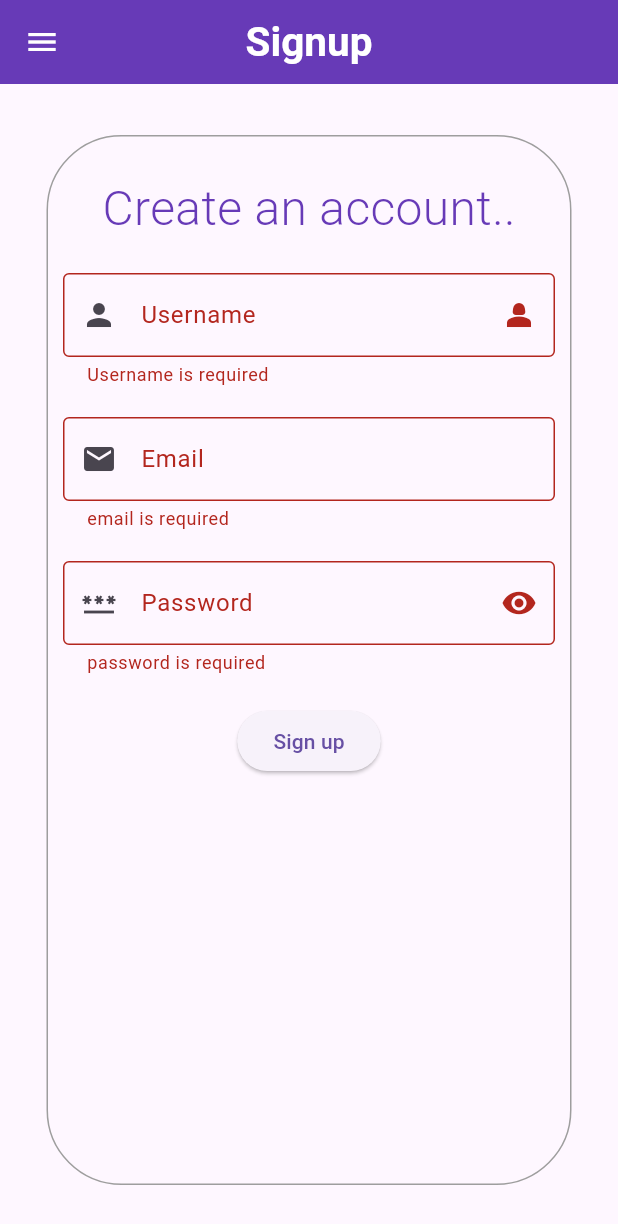
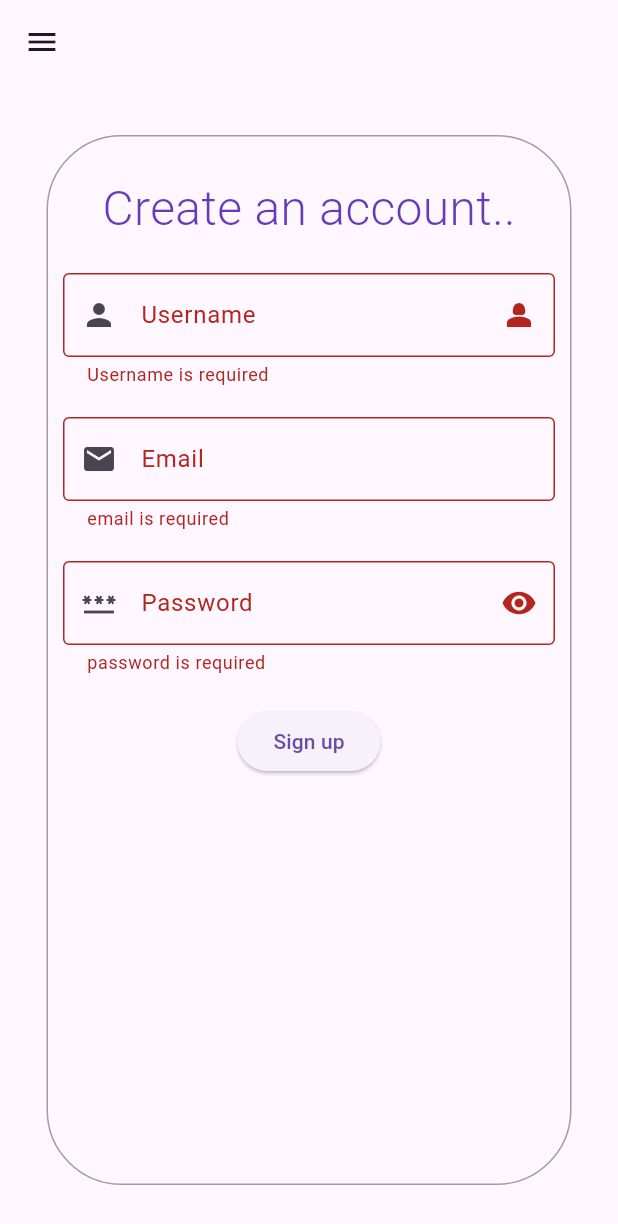
Before and after one commit to Owaisk23/2309B2, a Flutter app: the Signup screen opened directly, after a tap on "Sign up", on a phone screen of 412 x 824 dp. Shown: the top 1224 px of the screen. Run offline on Flutter 3.47's test engine with Material 3 defaults, Android fonts, the light colour scheme and no system bars; our stand-ins replace device_preview; network calls fail; project files that could hold a hidden picture were left out.

Commit message:
added signup page

```diff
--- a/Mob App Development/Flutter/firstproject/lib/Screens/drawerSide.dart
+++ b/Mob App Development/Flutter/firstproject/lib/Screens/drawerSide.dart
@@ -3,6 +3,8 @@
 import 'package:firstproject/Screens/dynamicList.dart';
 import 'package:firstproject/Screens/firstScreen.dart';
 import 'package:firstproject/Screens/product.dart';
+import 'package:firstproject/Screens/signup.dart';
+
 import 'package:firstproject/Screens/userProfile.dart';
 import 'package:flutter/material.dart';
 
@@ -74,6 +76,14 @@
               Navigator.push(context, MaterialPageRoute(builder: (context) => DarazScreen()));
             },
           ),
+          ListTile(
+            leading: Icon(Icons.list),
+            title: Text('SignUp Screen'),
+            onTap: () {
+              Navigator.push(context, MaterialPageRoute(builder: (context) => Signup()));
+            },
+          ),
+
         ],
       ),
     );
--- a/Mob App Development/Flutter/firstproject/lib/Screens/signup.dart
+++ b/Mob App Development/Flutter/firstproject/lib/Screens/signup.dart
@@ -1,5 +1,5 @@
+import 'package:firstproject/Screens/drawerSide.dart' as drawerSide;
 import 'package:flutter/material.dart';
-import 'package:firstproj/drawerSide.dart' as drawerSide;
 
 class Signup extends StatefulWidget {
   const Signup({ Key? key }) : super(key: key);
@@ -13,6 +13,7 @@
   TextEditingController userNameController = TextEditingController();
   TextEditingController emailController = TextEditingController();
   TextEditingController passController = TextEditingController();
+
 
   void RegisterUser() {
     if (_signupKey.currentState!.validate()) {
@@ -30,16 +31,8 @@
 
   @override
   Widget build(BuildContext context) {
-    return Scaffold(
-      appBar: AppBar(
-        title: Text(
-          "Signup",
-          style: TextStyle(fontSize: 27, fontWeight: FontWeight.bold),
-        ),
-        backgroundColor: Colors.deepPurple,
-        foregroundColor: Colors.white,
-        centerTitle: true,
-      ),
+     return Scaffold(
+      appBar: AppBar(),
       drawer: drawerSide.DrawerSide(),
       body: Center(
           child: Container(
@@ -55,7 +48,9 @@
                     key: _signupKey,
                     child: Column(
                       children: [
-                        SizedBox(height: 25,),
+                        SizedBox(
+                          height: 25,
+                        ),
                         Text(
                           "Create an account..",
                           style: TextStyle(
@@ -64,7 +59,9 @@
                             fontWeight: FontWeight.w300,
                           ),
                         ),
-                        SizedBox(height: 20,),
+                        SizedBox(
+                          height: 20,
+                        ),
                         TextFormField(
                           validator: (value) {
                             if (value!.isEmpty) {
@@ -81,14 +78,17 @@
                               hintText: "enter username"),
                         ),
                         // email
-                        SizedBox(height: 20,),
+                        SizedBox(
+                          height: 20,
+                        ),
                         TextFormField(
                           validator: (value) {
                             if (value!.isEmpty) {
                               return ("email is required");
                             }
                             if (!RegExp(
-                                    r'^[a-zA-Z0-9._%+-]+@[a-zA-Z0-9.-]+\.[a-zA-Z]{2,}$').hasMatch(value)) {
+                                    r'^[a-zA-Z0-9._%+-]+@[a-zA-Z0-9.-]+\.[a-zA-Z]{2,}$')
+                                .hasMatch(value)) {
                               return ("email format is not valid");
                             }
                             return null;
@@ -102,14 +102,17 @@
                         ),
 
                         //password
-                        SizedBox(height: 20, ),
+                        SizedBox(
+                          height: 20,
+                        ),
                         TextFormField(
                           validator: (value) {
                             if (value!.isEmpty) {
                               return ("password is required");
                             }
                             if (!RegExp(
-                                    r'^(?=.*[a-z])(?=.*\d)[A-Za-z\d@$!%*?&]{5,}$').hasMatch(value)) {
+                                    r'^(?=.*[a-z])(?=.*\d)[A-Za-z\d@$!%*?&]{5,}$')
+                                .hasMatch(value)) {
                               return ("password must have an uppercase,lowercase,digit, special character and have at least 5 characters");
                             }
                             return null;
@@ -124,7 +127,9 @@
                               hintText: "enter password"),
                         ),
 
-                        SizedBox(height: 20,),
+                        SizedBox(
+                          height: 20,
+                        ),
                         // submit button
                         ElevatedButton(
                             onPressed: RegisterUser, child: Text("Sign up"))
```
